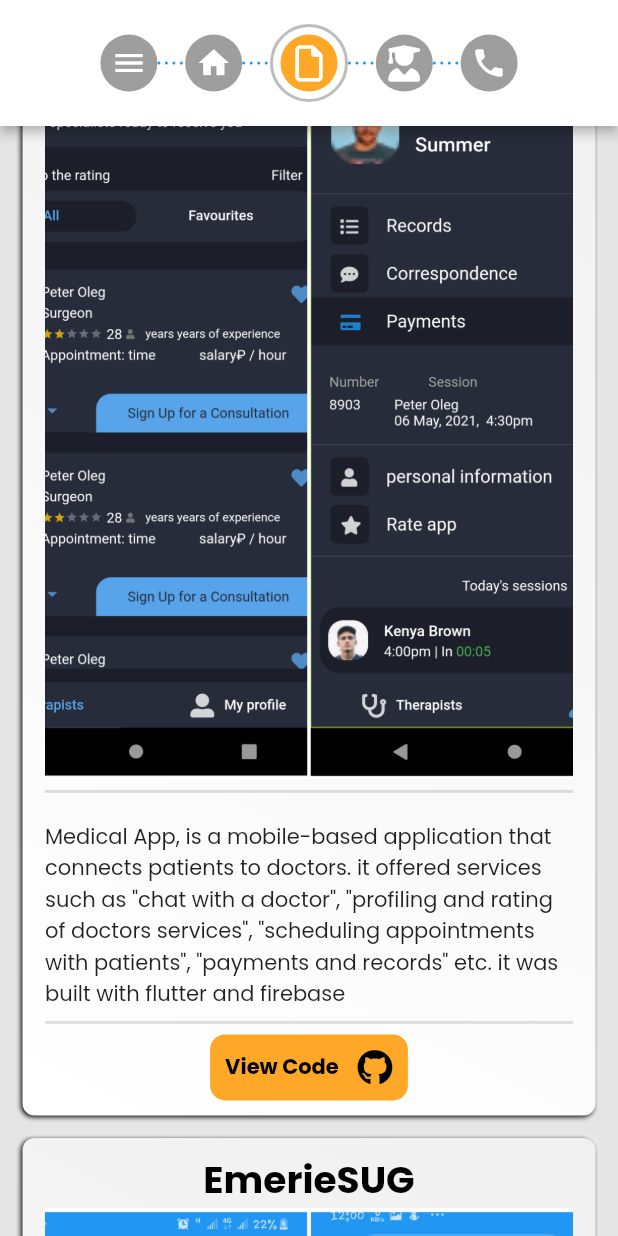
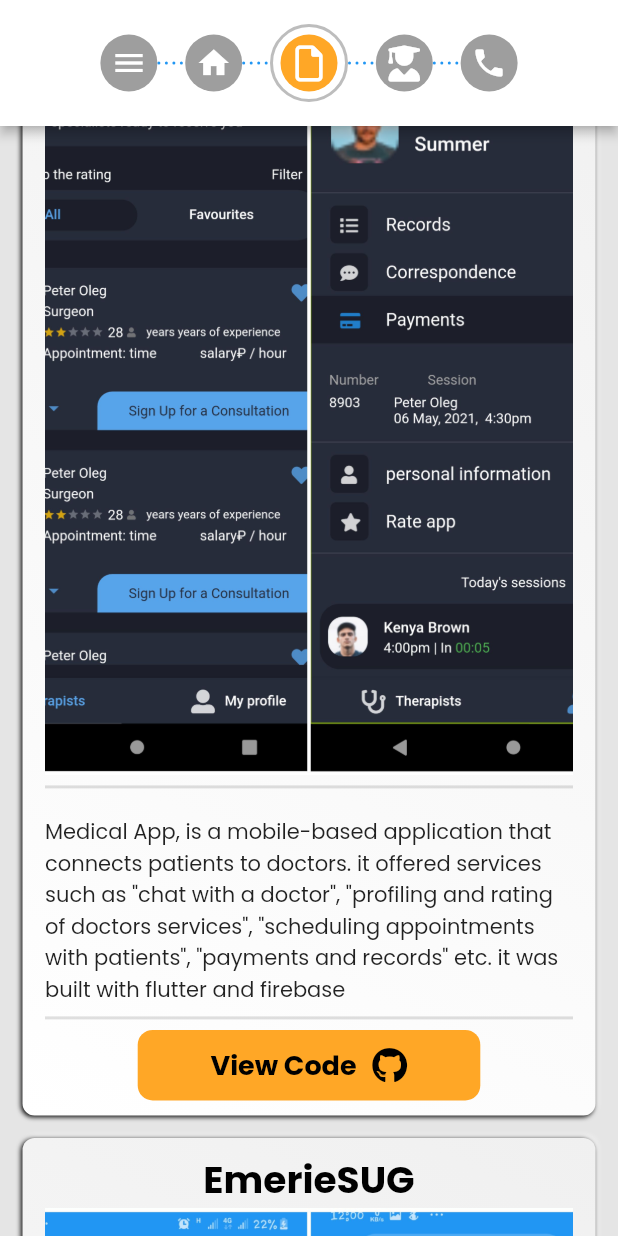
Before and after one commit to Captured-Heart/Marcel_Portfolio, a Flutter app: the screen it shows after launch, scrolled down 1152 dp, on a phone screen of 412 x 824 dp. Run offline on Flutter 3.47's test engine with Material 2 defaults, Android fonts, the phone set to English and light mode, and no system bars; drawn by our look-alikes of auto_size_text, flutter_neumorphic; our stand-ins replace animated_text_kit, firebase_core, flutter_lorem, font_awesome_flutter, google_fonts, im_stepper; missing offline and left inert: flutter_animated_dialog; accounts and stored records are empty.

Commit message:
kc_npm_v2 first commit

```diff
--- a/lib/Desktop/Screens/desktop_homescreen.dart
+++ b/lib/Desktop/Screens/desktop_homescreen.dart
@@ -214,7 +214,7 @@
                         title: 'CONTACT ME',
                         subtitle:
                             'If you have some thing you would like me to build for you or an enquiry please message. I am available to work on your projects and bring your ideas to life. I am just a click away.',
-                        centerTitle: 'I would Love To Hear From You.',
+                        centerTitle: 'I Love To Hear From You.',
                       ),
                       SizedBox(
                         height: size.height * 0.63,
--- a/lib/Desktop/Screens/left_div_profile.dart
+++ b/lib/Desktop/Screens/left_div_profile.dart
@@ -22,7 +22,8 @@
 
   @override
   Widget build(BuildContext context) {
-    return Neumorphic(
+    return SingleChildScrollView(
+      child: Neumorphic(
         margin: EdgeInsets.only(bottom: Responsive.isMobile(context) ? 2 : 5),
         style: NeumorphicStyle(
             shape: NeumorphicShape.concave,
@@ -155,6 +156,7 @@
             ],
           ),
         ),
+      ),
     );
   }
 }
--- a/lib/Desktop/Widgets/ServicesGrid/service_grid.dart
+++ b/lib/Desktop/Widgets/ServicesGrid/service_grid.dart
@@ -101,9 +101,10 @@
               },
               child: Container(
                 padding: EdgeInsets.all(10),
-                width: Responsive.isDesktop(context)
-                    ? size.width * 0.1
-                    : size.width * 0.32,
+                margin: Responsive.isMobile(context) ? EdgeInsets.symmetric(horizontal: size.width * 0.15): EdgeInsets.symmetric(horizontal: size.width * 0.05),
+                // width: Responsive.isDesktop(context)
+                //     ? size.width * 0.1
+                //     : size.width * 0.4,
                 decoration: BoxDecoration(
                   borderRadius: BorderRadius.circular(10),
                   color: Colors.orange[400],
@@ -112,8 +113,7 @@
                   mainAxisAlignment: MainAxisAlignment.center,
                   // ignore: prefer_const_literals_to_create_immutables
                   children: [
-                    Expanded(
-                      child: AutoSizeText(
+                    AutoSizeText(
                       'View Code',
                       maxLines: 1,
                       style: TextStyle(
@@ -122,7 +122,6 @@
                           color: Colors.black),
                       // colors: colorizeColors,
                       // speed: Duration(milliseconds: 45),
-                      ),
                     ),
                     // AnimatedTextKit(
                     //   repeatForever: true,
--- a/lib/Desktop/Widgets/center_title.dart
+++ b/lib/Desktop/Widgets/center_title.dart
@@ -21,7 +21,7 @@
   @override
   Widget build(BuildContext context) {
     return SizedBox(
-      width: Responsive.isTablet(context) ? size.width * 0.65 : size.width * 0.45,
+      width: Responsive.isTablet(context) ? size.width * 0.75 : size.width * 0.65,
       // height: size.height * 0.15,
       child: Padding(
         padding: EdgeInsets.only(bottom: size.height * 0.05),
--- a/lib/Mobile/Screens/mobile_screen.dart
+++ b/lib/Mobile/Screens/mobile_screen.dart
@@ -181,7 +181,7 @@
                     CenterTitleMobile(
                       size: size,
                       title: 'CONTACT ME',
-                      centerTitle: 'I Would Love To Hear From You',
+                      centerTitle: 'I Love To Hear From You',
                       subtitle:
                           'if you like something you would love me to build for you or an enquiry, please message. i am available to work on your projects and bring your ideas to life. i am just one click away',
                     ),
```
Also changed, not shown: 2 other files. Lines whose indentation alone changed are shown as unchanged.
